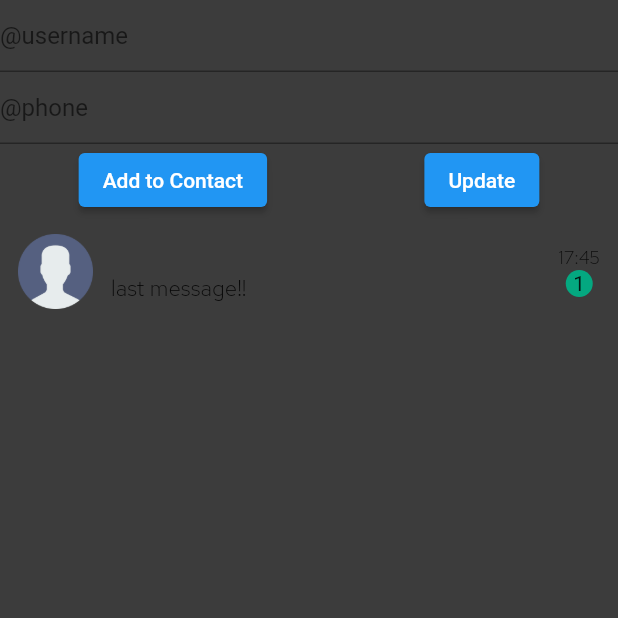
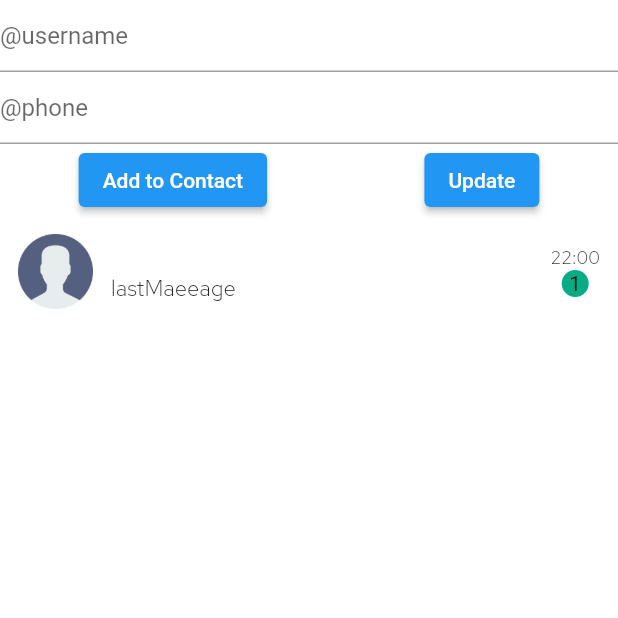
Before and after one commit to helenaAfshari/whatsapp_agora_sample, a Flutter app: the ContactListScreen screen opened directly, after a tap on "Add to Contact", on a phone screen of 412 x 824 dp, the top half of it. Run offline on Flutter 3.47's test engine with Material 2 defaults, Android fonts, the phone set to English and light mode, and no system bars; our stand-ins replace get, google_fonts, hive_flutter; accounts and stored records are empty.

Commit message:
inbox list with hive

```diff
--- /dev/null
+++ b/lib/component/widgets.dart
@@ -0,0 +1,69 @@
+ import 'package:flutter/widgets.dart';
+
+import '../constants/whatsapp_color.dart';
+import '../gen/assets.gen.dart';
+import 'text_style.dart';
+
+Widget userItem({
+    required int index,
+    required String name,
+    required String imagePath,
+    required String lastMaeeage,
+    required String time,
+  }) {
+    return Padding(
+      padding: const EdgeInsets.all(12.0),
+      child: Row(
+        mainAxisAlignment: MainAxisAlignment.spaceBetween,
+        children: [
+          Row(
+            mainAxisAlignment: MainAxisAlignment.start,
+            children: [
+              Container(
+                height: 50,
+                width: 50,
+                decoration: BoxDecoration(
+                    image: DecorationImage(
+                        image:Image.asset(Assets.images.av.path).image
+                        // ignore: unnecessary_null_comparison
+                        // imagePath==null? Image.asset(Assets.images.av.path).image
+                        // :Image.network(imagePath).image)),
+                    ))
+
+              ),
+              const SizedBox(
+                width: 12,
+              ),
+              Column(
+                crossAxisAlignment: CrossAxisAlignment.start,
+                children: [
+                  Text(
+                   name,
+                    style: usernameTextStyle,
+                  ),
+                  Text(
+                    lastMaeeage,
+                    style: messageTextStyle,
+                  ),
+                ],
+              ),
+            ],
+          ),
+          Column(
+            children: [
+              Text(
+                time,
+                style: timeTextStyle,
+              ),
+              Container(
+                height: 18,
+                width: 18,
+                decoration: BoxDecoration(shape: BoxShape.circle, color: badg),
+                child: const Center(child: Text("1")),
+              ),
+            ],
+          )
+        ],
+      ),
+    );
+  }
--- a/lib/constants/hive_keys.dart
+++ b/lib/constants/hive_keys.dart
@@ -3,5 +3,6 @@ class HiveFieldConstant {
 
 
   static const String userContactListBox = "userContactListBox";
+  static const String userInboxListBox = "userInboxListBox";
 
 }
--- a/lib/controller/user_contact_controller.dart
+++ b/lib/controller/user_contact_controller.dart
@@ -4,7 +4,7 @@ import 'package:flutter/cupertino.dart';
 import 'package:get/get.dart';
 import 'package:hive_flutter/hive_flutter.dart';
 import 'package:whatsapp_agora_sample/constants/hive_keys.dart';
-import 'package:whatsapp_agora_sample/model/user_model.dart';
+import 'package:whatsapp_agora_sample/model/user_contact_list_model.dart';
 
 class UserContactController extends GetxController{
 
--- a/lib/main.dart
+++ b/lib/main.dart
@@ -2,7 +2,7 @@ import 'package:flutter/material.dart';
 import 'package:get/get.dart';
 import 'package:hive_flutter/hive_flutter.dart';
 import 'package:whatsapp_agora_sample/component/theme.dart';
-import 'package:whatsapp_agora_sample/model/user_model.dart';
+import 'package:whatsapp_agora_sample/model/user_contact_list_model.dart';
 import 'package:whatsapp_agora_sample/view/main_screen.dart';
 
 void main() async {
--- /dev/null
+++ b/lib/model/user_contact_list_model.dart
@@ -0,0 +1,25 @@
+
+import 'package:hive_flutter/adapters.dart';
+part 'user_contact_list_model.g.dart';
+
+//flutter packages pub run build_runner build
+
+@HiveType(typeId: 0)
+class UserContactListModel extends HiveObject{
+
+    @HiveField(0)
+    String name;
+    @HiveField(1)
+    String phone;
+    @HiveField(2)
+    String userProfile;
+
+    UserContactListModel(
+      {
+        required this.name,
+        required this.phone,
+        required this.userProfile,
+      }
+    );
+
+}
--- a/lib/model/user_model.dart
+++ b/lib/model/user_inbox_list_model.dart
@@ -1,11 +1,11 @@
 
 import 'package:hive_flutter/adapters.dart';
-part 'user_model.g.dart';
+part 'user_inbox_list_model.g.dart';
 
 //flutter packages pub run build_runner build
 
-@HiveType(typeId: 0)
-class UserContactListModel extends HiveObject{
+@HiveType(typeId: 1)
+class UserInboxListModel extends HiveObject{
 
     @HiveField(0)
     String name;
@@ -14,7 +14,7 @@ class UserContactListModel extends HiveObject{
     @HiveField(2)
     String userProfile;
 
-    UserContactListModel(
+    UserInboxListModel(
       {
         required this.name,
         required this.phone,
--- a/lib/view/contact_list.dart
+++ b/lib/view/contact_list.dart
@@ -1,24 +1,25 @@
 import 'package:flutter/material.dart';
 import 'package:get/get.dart';
-import 'package:whatsapp_agora_sample/component/text_style.dart';
-import 'package:whatsapp_agora_sample/constants/whatsapp_color.dart';
+import 'package:whatsapp_agora_sample/component/widgets.dart';
 import 'package:whatsapp_agora_sample/controller/user_contact_controller.dart';
-import 'package:whatsapp_agora_sample/gen/assets.gen.dart';
+import 'package:whatsapp_agora_sample/controller/user_inbox_list_controller.dart';
+
 
 class ContactListScreen extends StatelessWidget {
   ContactListScreen({Key? key}) : super(key: key);
 
   UserContactController userContactController =
       Get.put(UserContactController());
-
+  UserInboxListController userInboxListController = Get.put(UserInboxListController());
   int editIndex = -1;
 
   @override
   Widget build(BuildContext context) {
     return SafeArea(
         child: Scaffold(
+          backgroundColor: Colors.white,
       body: SingleChildScrollView(
-        physics: BouncingScrollPhysics(),
+        physics: const BouncingScrollPhysics(),
         child: Column(children: [
           TextFormField(
             decoration: const InputDecoration(hintText: "@username"),
@@ -41,7 +42,7 @@ class ContactListScreen extends StatelessWidget {
                   onPressed: (() {
                     userContactController.editContact(editIndex);
                   }),
-                  child: Text('Update')),
+                  child: const Text('Update')),
             ],
           ),
           SizedBox(
@@ -61,7 +62,20 @@ class ContactListScreen extends StatelessWidget {
 
                           editIndex = index;
                         }),
-                        child: contactItem(index),
+                        //TODO imagePath is empty an hard code
+                        child:GestureDetector(
+                          onTap:(() {
+                            userInboxListController.addToInbox(
+                              name: userContactController.contactList[index].name,
+                               phone:  userContactController.contactList[index].phone);
+                               Get.back();
+                          }),
+                          child: userItem(index: index,
+                           name: userContactController.contactList[index].name,
+                            imagePath: "",
+                             lastMaeeage: "lastMaeeage",
+                              time: "22:00"),
+                        ),
                       ))),
             ),
           )
@@ -70,50 +84,5 @@ class ContactListScreen extends StatelessWidget {
     ));
   }
 
-  Widget contactItem(int index) {
-    return Padding(
-      padding: const EdgeInsets.all(12.0),
-      child: Row(
-        mainAxisAlignment: MainAxisAlignment.spaceBetween,
-        children: [
-          Row(
-            mainAxisAlignment: MainAxisAlignment.start,
-            children: [
-              Container(
-                height: 50,
-                width: 50,
-                decoration: BoxDecoration(
-                    image: DecorationImage(
-                        image: Image.asset(Assets.images.av.path).image)),
-              ),
-              const SizedBox(width: 12,),
-              Column(
-                crossAxisAlignment: CrossAxisAlignment.start,
-                children: [
-                  Text(userContactController.contactList[index].name,style: usernameTextStyle,),
-                  Text("last message!!",style: messageTextStyle,),
-                ],
-              ),
-            ],
-          )
-          ,Column(
 
-            children: [
-                  Text("17:45",style: timeTextStyle,),
-                  Container(
-                    height: 18,
-                    width: 18,
-                    decoration: BoxDecoration(
-                      shape: BoxShape.circle,
-                      color: badg
-                    ),
-                    child: const Center(child: Text("1")),
-                  ),
-
-          ],)
-
-        ],
-      ),
-    );
-  }
 }
```
Also changed, not shown: lib/controller/user_inbox_list_controller.dart (added, +53 -0 lines), lib/view/chat_screen.dart (added, +12 -0 lines), lib/view/main_screen.dart (+74 -20 lines), lib/model/user_contact_list_model.g.dart (added), lib/model/user_inbox_list_model.g.dart.
